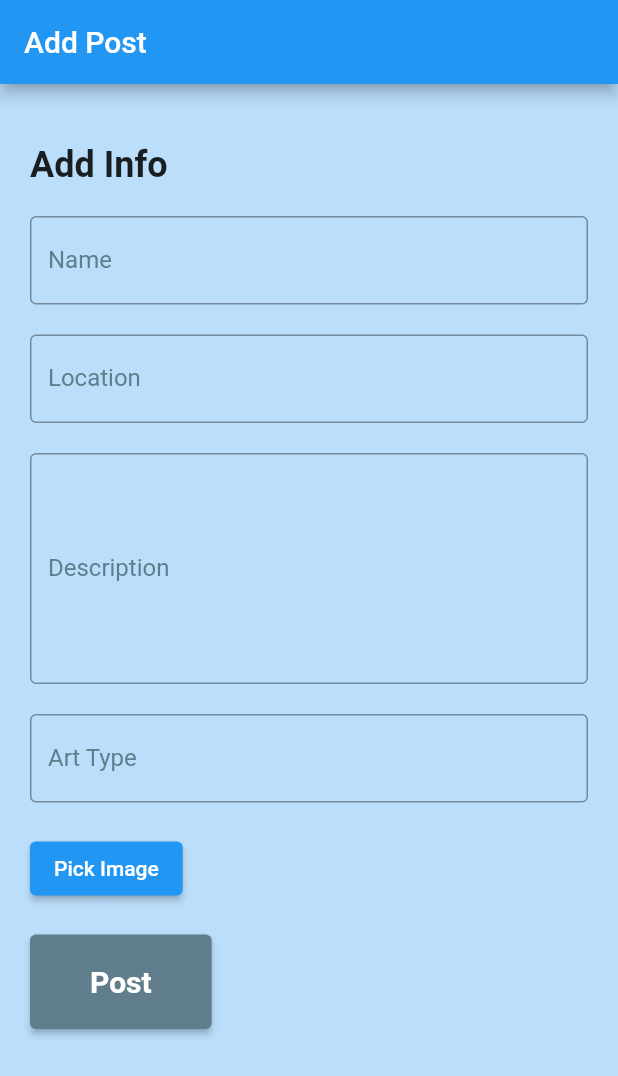
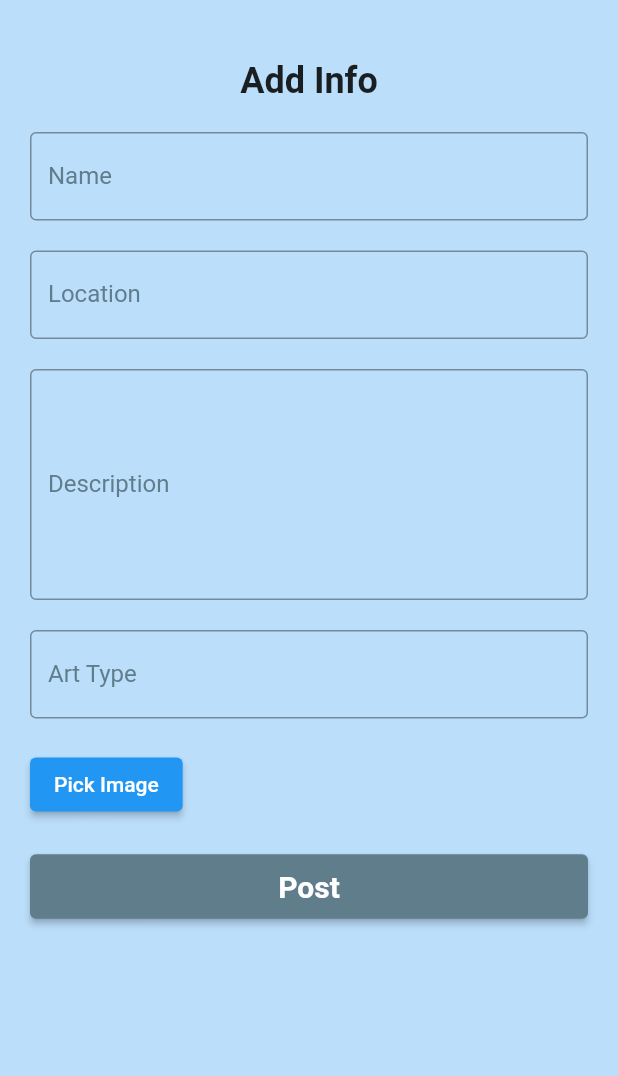
Before and after one commit to ChandradithyaJ/Anvadhi, a Flutter app: the Addpost screen opened directly, on a phone screen of 412 x 824 dp. Shown: the top 1076 px of the screen. Run offline on Flutter 3.47's test engine with Material 2 defaults, Android fonts, the phone set to English and light mode, and no system bars; our stand-ins replace carousel_slider, cloud_firestore, firebase_auth, firebase_core, flutter_map, google_sign_in and 6 more; missing offline and left inert: flutter_cube; accounts and stored records are empty.

Commit message:
Update Add_post.dart

```diff
--- a/lib/Add_post.dart
+++ b/lib/Add_post.dart
@@ -28,9 +28,6 @@ class Addpost extends StatelessWidget {
   @override
   Widget build(BuildContext context) {
     return Scaffold(
-      appBar: AppBar(
-        title: Text("Add Post"),
-      ),
       body: AddpostList(),
     );
   }
@@ -94,11 +91,13 @@ class _AddpostListState extends State<AddpostList> {
             crossAxisAlignment: CrossAxisAlignment.start,
             children: <Widget>[
               const SizedBox(height: 20),
-              Text(
+              Center(
+                child: Text(
                   "Add Info",
                   style: TextStyle(
                     fontSize: 24,
                     fontWeight: FontWeight.bold,
+                  ),
                 ),
               ),
               const SizedBox(height: 20),
@@ -155,15 +154,17 @@ class _AddpostListState extends State<AddpostList> {
                 style: ElevatedButton.styleFrom(
                   backgroundColor: Colors.blueGrey,
                   padding: const EdgeInsets.symmetric(
-                    horizontal: 40.0,
-                    vertical: 20.0,
+                    horizontal: 50.0,
+                    vertical: 10.0,
                   ),
                 ),
+                child: Center(
                   child: Text(
                     "Post",
                     style: TextStyle(
                       fontSize: 20,
                       fontWeight: FontWeight.bold,
+                    ),
                   ),
                 ),
               ),
```
Lines whose indentation alone changed are shown as unchanged.
